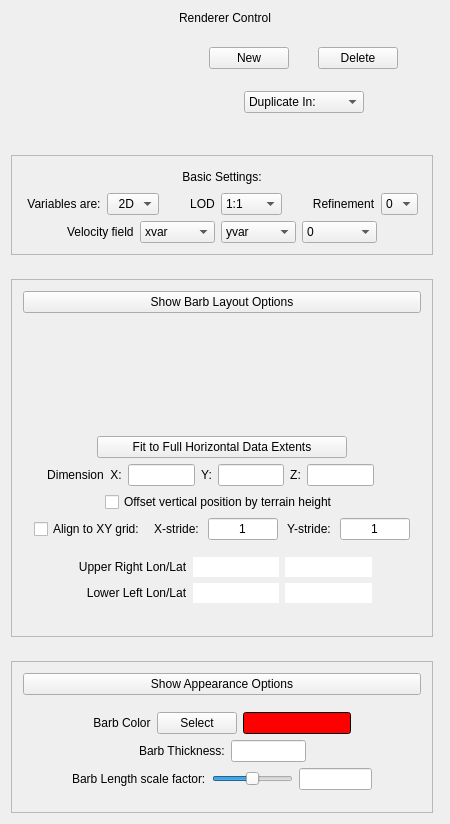
yyr/vapor, file apps/vaporgui/guis/ui/arrow.ui: the form before one commit.
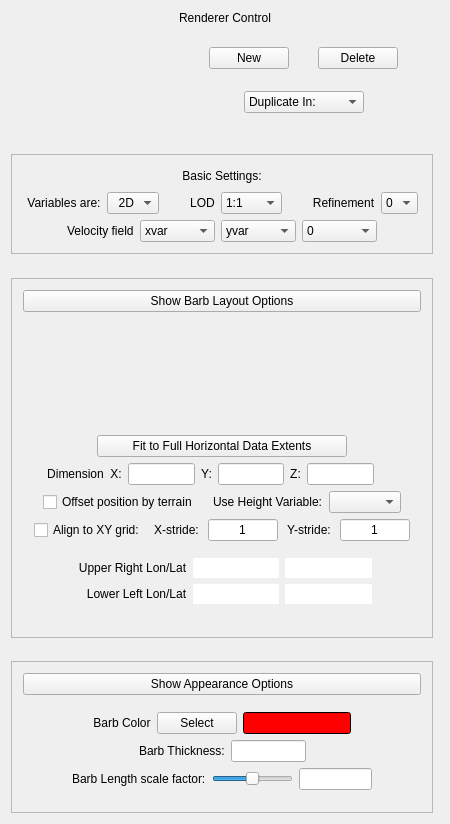
The form after the commit. Custom widgets are drawn as their Qt base class.

Commit message: Added support for user-specified height variable.

Patch:
```diff
--- a/apps/vaporgui/guis/ui/arrow.ui
+++ b/apps/vaporgui/guis/ui/arrow.ui
@@ -885,7 +885,34 @@
                     <string>When the data includes a 2D variable named &quot;HGT&quot;, the vectors can be displaced vertically according to the values of HGT.  This is useful if HGT is the terrain height variable.</string>
                    </property>
                    <property name="text">
-                    <string>Offset vertical position by terrain height</string>
+                    <string>Offset position by terrain</string>
+                   </property>
+                  </widget>
+                 </item>
+                 <item>
+                  <spacer name="horizontalSpacer_11">
+                   <property name="orientation">
+                    <enum>Qt::Horizontal</enum>
+                   </property>
+                   <property name="sizeHint" stdset="0">
+                    <size>
+                     <width>40</width>
+                     <height>20</height>
+                    </size>
+                   </property>
+                  </spacer>
+                 </item>
+                 <item>
+                  <widget class="QLabel" name="label_6">
+                   <property name="text">
+                    <string>Use Height Variable:</string>
+                   </property>
+                  </widget>
+                 </item>
+                 <item>
+                  <widget class="QComboBox" name="heightCombo">
+                   <property name="toolTip">
+                    <string>Specify variable that represents terrain height</string>
                    </property>
                   </widget>
                  </item>
```
The commit also changes 19 other files.
